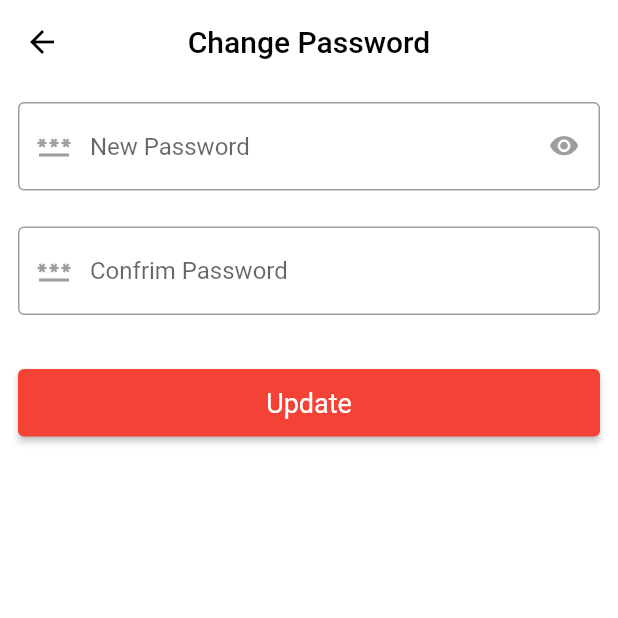
After one commit to thuanpm23-it/Moblie-project, a Flutter app: the AccountScreen screen opened directly, after a tap on "Change Password", on a phone screen of 412 x 824 dp, the top half of it. The commit adds this screen. Run offline on Flutter 3.47's test engine with Material 2 defaults, Android fonts, the phone set to English and light mode, and no system bars; our stand-ins replace badges, cloud_firestore, curved_navigation_bar, firebase_auth, firebase_core, firebase_storage and 7 more; missing offline and left inert: clippy_flutter; accounts and stored records are empty; network calls fail.

Commit message:
new update

```diff
--- a/firebase_app/lib/models/product_model/product_model.dart
+++ b/firebase_app/lib/models/product_model/product_model.dart
@@ -13,7 +13,6 @@ class ProductModel {
       required this.price,
       required this.description,
       required this.isFavourite,
-      required this.status,
       this.qty});
 
   String image;
@@ -22,7 +21,7 @@ class ProductModel {
   String name;
   double price;
   String description;
-  String status;
+
   int? qty;
 
   factory ProductModel.fromJson(Map<String, dynamic> json) => ProductModel(
@@ -31,9 +30,8 @@ class ProductModel {
         description: json["description"],
         image: json["image"],
         isFavourite: false,
-        status: json["status"],
+        qty: json["qty"],
         price: double.parse(json["price"].toString()),
-        qty: json["qty"],
       );
 
   Map<String, dynamic> toJson() => {
@@ -43,7 +41,6 @@ class ProductModel {
         "description": description,
         "isFavourite": isFavourite,
         "price": price,
-        "status": status,
         "qty": qty
       };
   ProductModel copyWith({
@@ -57,6 +54,5 @@ class ProductModel {
         isFavourite: isFavourite,
         qty: qty ?? this.qty,
         price: price,
-        status: status,
       );
 }
--- a/firebase_app/lib/screens/account_screen/account_screen.dart
+++ b/firebase_app/lib/screens/account_screen/account_screen.dart
@@ -1,11 +1,12 @@
-import 'package:firebase_app/widgets/primary_button/primary_button.dart';
+import 'package:firebase_app/screens/order_screen/order_screen.dart';
 import 'package:flutter/material.dart';
 import 'package:provider/provider.dart';
 
 import '../../constants/routes.dart';
-
 import '../../firebase_helper/firebase_auth_helper/firebase_auth_helper.dart';
 import '../../provider/app_provider.dart';
+import '../../widgets/primary_button/primary_button.dart';
+import '../change_password/change_password.dart';
 import '../edit_profile/edit_profile.dart';
 import '../favourite_screen/favourite_screen.dart';
 
@@ -25,17 +26,18 @@ class _AccountScreenState extends State<AccountScreen> {
 
     return Scaffold(
       appBar: AppBar(
-        backgroundColor: Theme.of(context).primaryColor,
-        title: const Center(
-          child: Text(
-            "Account Screen",
+        // backgroundColor: Theme.of(context).primaryColor,
+        centerTitle: true,
+        title: const Text(
+          "Account",
           style: TextStyle(
-              color: Colors.white,
+            color: Colors.black,
           ),
         ),
       ),
-      ),
-      body: Column(
+      body: Padding(
+        padding: const EdgeInsets.all(12),
+        child: Column(
           children: [
             Expanded(
               child: Column(
@@ -46,8 +48,8 @@ class _AccountScreenState extends State<AccountScreen> {
                           size: 120,
                         )
                       : CircleAvatar(
-                        backgroundImage:
-                            NetworkImage(appProvider.getUserInformation.image!),
+                          backgroundImage: NetworkImage(
+                              appProvider.getUserInformation.image!),
                           radius: 60,
                         ),
                   Text(
@@ -68,11 +70,11 @@ class _AccountScreenState extends State<AccountScreen> {
                     child: PrimaryButton(
                       title: "Edit Profile",
                       onPressed: () {
-                      Routes.instance
-                          .push(widget: const EditProfile(), context: context);
+                        Routes.instance.push(
+                            widget: const EditProfile(), context: context);
                       },
                     ),
-                ),
+                  )
                 ],
               ),
             ),
@@ -81,7 +83,10 @@ class _AccountScreenState extends State<AccountScreen> {
               child: Column(
                 children: [
                   ListTile(
-                  onTap: () {},
+                    onTap: () {
+                      Routes.instance
+                          .push(widget: const OrderScreen(), context: context);
+                    },
                     leading: const Icon(Icons.shopping_bag_outlined),
                     title: const Text("Your Orders"),
                   ),
@@ -94,7 +99,10 @@ class _AccountScreenState extends State<AccountScreen> {
                     title: const Text("Favourite"),
                   ),
                   ListTile(
-                  onTap: () {},
+                    onTap: () {
+                      Routes.instance.push(
+                          widget: const ChangePassword(), context: context);
+                    },
                     leading: const Icon(Icons.change_circle_outlined),
                     title: const Text("Change Password"),
                   ),
@@ -106,14 +114,12 @@ class _AccountScreenState extends State<AccountScreen> {
                     leading: const Icon(Icons.exit_to_app),
                     title: const Text("Log out"),
                   ),
-                const SizedBox(
-                  height: 12.0,
-                ),
                 ],
               ),
             ),
           ],
         ),
+      ),
     );
   }
 }
--- a/firebase_app/lib/screens/auth_ui/login/login.dart
+++ b/firebase_app/lib/screens/auth_ui/login/login.dart
@@ -1,5 +1,5 @@
-import 'package:firebase_app/screens/custom_bottom_bar/custom_bottom_bar.dart';
-import 'package:firebase_app/screens/home/home.dart';
+// ignore_for_file: use_build_context_synchronously
+
 import 'package:flutter/cupertino.dart';
 import 'package:flutter/material.dart';
 
@@ -8,6 +8,7 @@ import '../../../constants/routes.dart';
 import '../../../firebase_helper/firebase_auth_helper/firebase_auth_helper.dart';
 import '../../../widgets/primary_button/primary_button.dart';
 import '../../../widgets/top_titles/top_titles..dart';
+import '../../custom_bottom_bar/custom_bottom_bar.dart';
 import '../sign_up/signup.dart';
 
 class Login extends StatefulWidget {
--- a/firebase_app/lib/screens/auth_ui/sign_up/signup.dart
+++ b/firebase_app/lib/screens/auth_ui/sign_up/signup.dart
@@ -1,12 +1,14 @@
-import 'package:firebase_app/screens/custom_bottom_bar/custom_bottom_bar.dart';
-import 'package:firebase_app/screens/home/home.dart';
+// ignore_for_file: use_build_context_synchronously
+
 import 'package:flutter/cupertino.dart';
 import 'package:flutter/material.dart';
+
 import '../../../constants/constants.dart';
 import '../../../constants/routes.dart';
 import '../../../firebase_helper/firebase_auth_helper/firebase_auth_helper.dart';
 import '../../../widgets/primary_button/primary_button.dart';
 import '../../../widgets/top_titles/top_titles..dart';
+import '../../custom_bottom_bar/custom_bottom_bar.dart';
 
 class SignUp extends StatefulWidget {
   const SignUp({super.key});
--- a/firebase_app/lib/screens/cart_screen/widgets/single_cart_item.dart
+++ b/firebase_app/lib/screens/cart_screen/widgets/single_cart_item.dart
@@ -76,6 +76,8 @@ class _SingleCartIemState extends State<SingleCartIem> {
                                       setState(() {
                                         qty--;
                                       });
+                                      appProvider.updateQty(
+                                          widget.singleProduct, qty);
                                     }
                                   },
                                   padding: EdgeInsets.zero,
@@ -96,6 +98,8 @@ class _SingleCartIemState extends State<SingleCartIem> {
                                     setState(() {
                                       qty++;
                                     });
+                                    appProvider.updateQty(
+                                        widget.singleProduct, qty);
                                   },
                                   padding: EdgeInsets.zero,
                                   child: const CircleAvatar(
@@ -134,7 +138,7 @@ class _SingleCartIemState extends State<SingleCartIem> {
                         ),
                         Text(
                           "\$${widget.singleProduct.price.toString()}",
-                          style: TextStyle(
+                          style: const TextStyle(
                             fontSize: 18.0,
                             fontWeight: FontWeight.bold,
                           ),
--- a/firebase_app/lib/screens/category_view/category_view.dart
+++ b/firebase_app/lib/screens/category_view/category_view.dart
@@ -40,12 +40,14 @@ class _CategoryViewState extends State<CategoryView> {
   Widget build(BuildContext context) {
     return Scaffold(
       appBar: AppBar(
-        backgroundColor: Theme.of(context).primaryColor,
+        // backgroundColor: Theme.of(context).primaryColor,
+        centerTitle: true,
         title: Text(
           widget.categoryModel.name,
           style: const TextStyle(
+            color: Colors.black,
             fontSize: 18.0,
-            fontWeight: FontWeight.bold,
+            // fontWeight: FontWeight.bold,
           ),
         ),
       ),
--- /dev/null
+++ b/firebase_app/lib/screens/change_password/change_password.dart
@@ -0,0 +1,91 @@
+import 'package:flutter/cupertino.dart';
+import 'package:flutter/material.dart';
+import '../../constants/constants.dart';
+import '../../firebase_helper/firebase_auth_helper/firebase_auth_helper.dart';
+import '../../widgets/primary_button/primary_button.dart';
+
+class ChangePassword extends StatefulWidget {
+  const ChangePassword({super.key});
+
+  @override
+  State<ChangePassword> createState() => _ChangePasswordState();
+}
+
+class _ChangePasswordState extends State<ChangePassword> {
+  bool isShowPassword = true;
+  TextEditingController newpassword = TextEditingController();
+  TextEditingController confirmpassword = TextEditingController();
+
+  @override
+  Widget build(BuildContext context) {
+    return Scaffold(
+      appBar: AppBar(
+        centerTitle: true,
+        // backgroundColor: Theme.of(context).primaryColor,
+        title: const Text(
+          "Change Password",
+          style: TextStyle(
+            color: Colors.black,
+          ),
+        ),
+      ),
+      body: ListView(
+        padding: const EdgeInsets.all(12),
+        children: [
+          TextFormField(
+            controller: newpassword,
+            obscureText: isShowPassword,
+            decoration: InputDecoration(
+              hintText: "New Password",
+              prefixIcon: const Icon(
+                Icons.password_sharp,
+              ),
+              suffixIcon: CupertinoButton(
+                  onPressed: () {
+                    setState(() {
+                      isShowPassword = !isShowPassword;
+                    });
+                  },
+                  padding: EdgeInsets.zero,
+                  child: const Icon(
+                    Icons.visibility,
+                    color: Colors.grey,
+                  )),
+            ),
+          ),
+          const SizedBox(
+            height: 24.0,
+          ),
+          TextFormField(
+            controller: confirmpassword,
+            obscureText: isShowPassword,
+            decoration: const InputDecoration(
+              hintText: "Confrim Password",
+              prefixIcon: Icon(
+                Icons.password_sharp,
+              ),
+            ),
+          ),
+          const SizedBox(
+            height: 36.0,
+          ),
+          PrimaryButton(
+            title: "Update",
+            onPressed: () async {
+              if (newpassword.text.isEmpty) {
+                showMessage("New Password is empty");
+              } else if (confirmpassword.text.isEmpty) {
+                showMessage("Confirm Password is empty");
+              } else if (confirmpassword.text == newpassword.text) {
+                FirebaseAuthHelper.instance
+                    .changePassword(newpassword.text, context);
+              } else {
+                showMessage("Confrim Password is not match");
+              }
+            },
+          ),
+        ],
+      ),
+    );
+  }
+}
--- a/firebase_app/lib/screens/edit_profile/edit_profile.dart
+++ b/firebase_app/lib/screens/edit_profile/edit_profile.dart
@@ -36,7 +36,8 @@ class _EditProfileState extends State<EditProfile> {
     );
     return Scaffold(
       appBar: AppBar(
-        backgroundColor: Colors.white,
+        // backgroundColor: Theme.of(context).primaryColor,
+        centerTitle: true,
         title: const Text(
           "Profile",
           style: TextStyle(
@@ -45,7 +46,7 @@ class _EditProfileState extends State<EditProfile> {
         ),
       ),
       body: ListView(
-        padding: const EdgeInsets.symmetric(horizontal: 20.0),
+        padding: const EdgeInsets.all(12),
         children: [
           image == null
               ? CupertinoButton(
--- a/firebase_app/lib/screens/favourite_screen/favourite_screen.dart
+++ b/firebase_app/lib/screens/favourite_screen/favourite_screen.dart
@@ -14,12 +14,12 @@ class FavouriteScreen extends StatelessWidget {
     );
     return Scaffold(
       appBar: AppBar(
-        backgroundColor: Theme.of(context).primaryColor,
+        // backgroundColor: Theme.of(context).primaryColor,
         title: const Center(
           child: Text(
-            "Favourite Screen",
+            "Favourite",
             style: TextStyle(
-              color: Colors.white,
+              color: Colors.black,
             ),
           ),
         ),
```
Also changed, not shown: firebase_app/lib/firebase_helper/firebase_auth_helper/firebase_auth_helper.dart (+28 -6 lines), firebase_app/lib/firebase_helper/firebase_firestore_helper/firebase_firestore.dart (+64 -0 lines), firebase_app/lib/models/order_model/order_model.dart (added, +28 -0 lines), firebase_app/lib/provider/app_provider.dart (+46 -0 lines), firebase_app/lib/screens/cart_screen/cart _screen.dart (+45 -3 lines), firebase_app/lib/screens/check_out/check_out.dart (added, +138 -0 lines), firebase_app/lib/screens/home/home.dart (+9 -7 lines), firebase_app/lib/screens/order_screen/order_screen.dart (added, +71 -0 lines), firebase_app/lib/screens/product_details/product_details.dart (+9 -2 lines). Lines whose indentation alone changed are shown as unchanged.
